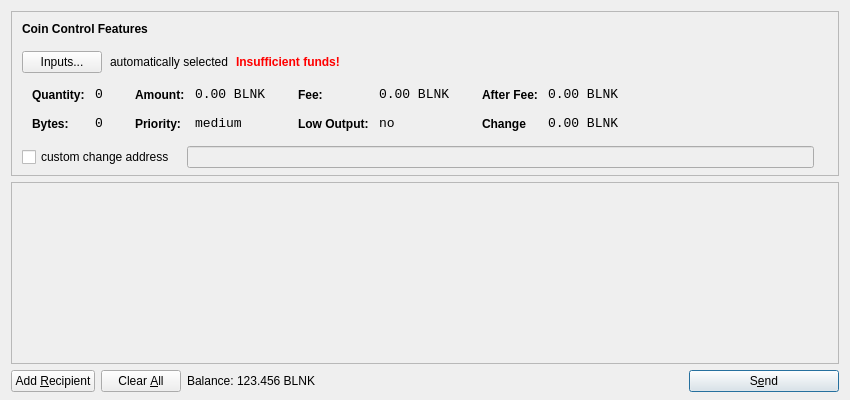
First picture: the form in src/qt/forms/sendcoinsdialog.ui, repository CashCow-Project/cashcow-cpow, before the edit.
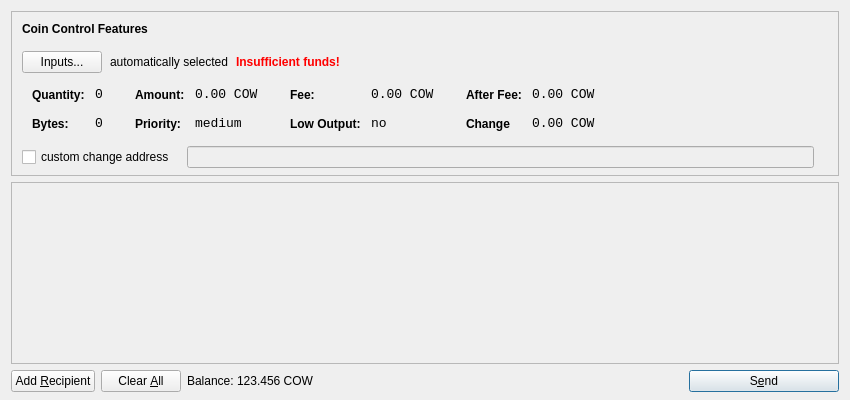
Second picture: the form after the edit. Icons and pictures are not drawn.

```diff
--- a/src/qt/forms/sendcoinsdialog.ui
+++ b/src/qt/forms/sendcoinsdialog.ui
@@ -321,7 +321,7 @@
                   <enum>Qt::ActionsContextMenu</enum>
                  </property>
                  <property name="text">
-                  <string>0.00 BLNK</string>
+                  <string>0.00 COW</string>
                  </property>
                  <property name="textInteractionFlags">
                   <set>Qt::LinksAccessibleByMouse|Qt::TextSelectableByKeyboard|Qt::TextSelectableByMouse</set>
@@ -407,7 +407,7 @@
                   <enum>Qt::ActionsContextMenu</enum>
                  </property>
                  <property name="text">
-                  <string>0.00 BLNK</string>
+                  <string>0.00 COW</string>
                  </property>
                  <property name="textInteractionFlags">
                   <set>Qt::LinksAccessibleByMouse|Qt::TextSelectableByKeyboard|Qt::TextSelectableByMouse</set>
@@ -493,7 +493,7 @@
                   <enum>Qt::ActionsContextMenu</enum>
                  </property>
                  <property name="text">
-                  <string>0.00 BLNK</string>
+                  <string>0.00 COW</string>
                  </property>
                  <property name="textInteractionFlags">
                   <set>Qt::LinksAccessibleByMouse|Qt::TextSelectableByKeyboard|Qt::TextSelectableByMouse</set>
@@ -525,7 +525,7 @@
                   <enum>Qt::ActionsContextMenu</enum>
                  </property>
                  <property name="text">
-                  <string>0.00 BLNK</string>
+                  <string>0.00 COW</string>
                  </property>
                  <property name="textInteractionFlags">
                   <set>Qt::LinksAccessibleByMouse|Qt::TextSelectableByKeyboard|Qt::TextSelectableByMouse</set>
@@ -732,7 +732,7 @@
           <cursorShape>IBeamCursor</cursorShape>
          </property>
          <property name="text">
-          <string>123.456 BLNK</string>
+          <string>123.456 COW</string>
          </property>
          <property name="textInteractionFlags">
           <set>Qt::LinksAccessibleByMouse|Qt::TextSelectableByKeyboard|Qt::TextSelectableByMouse</set>
```
